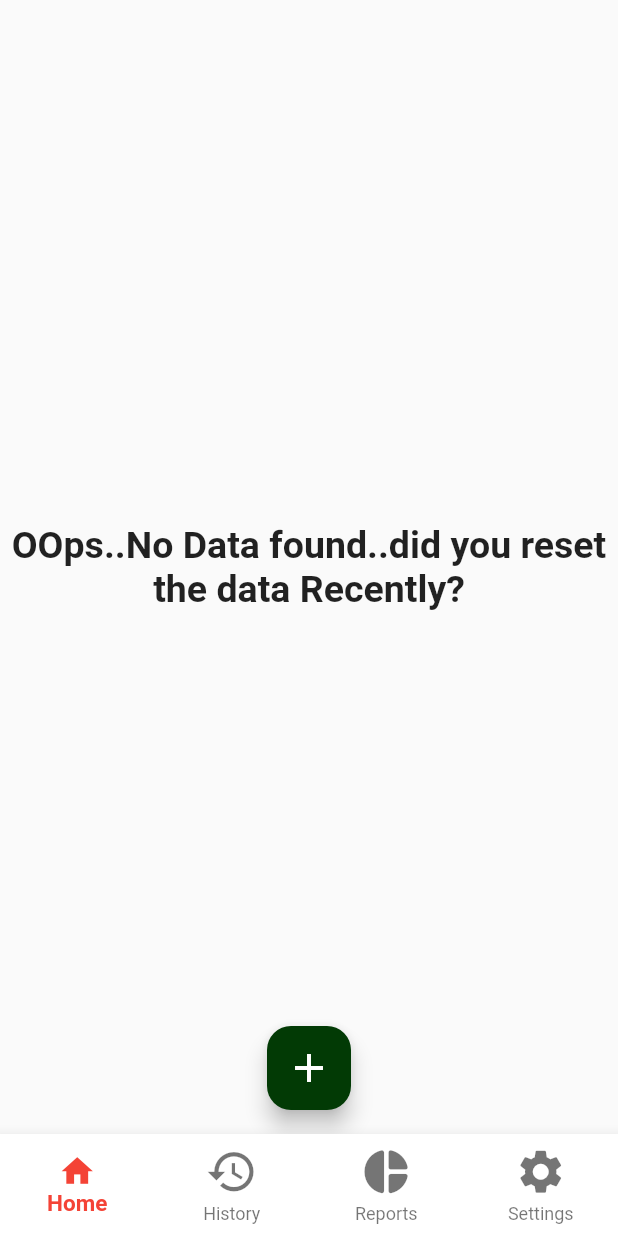
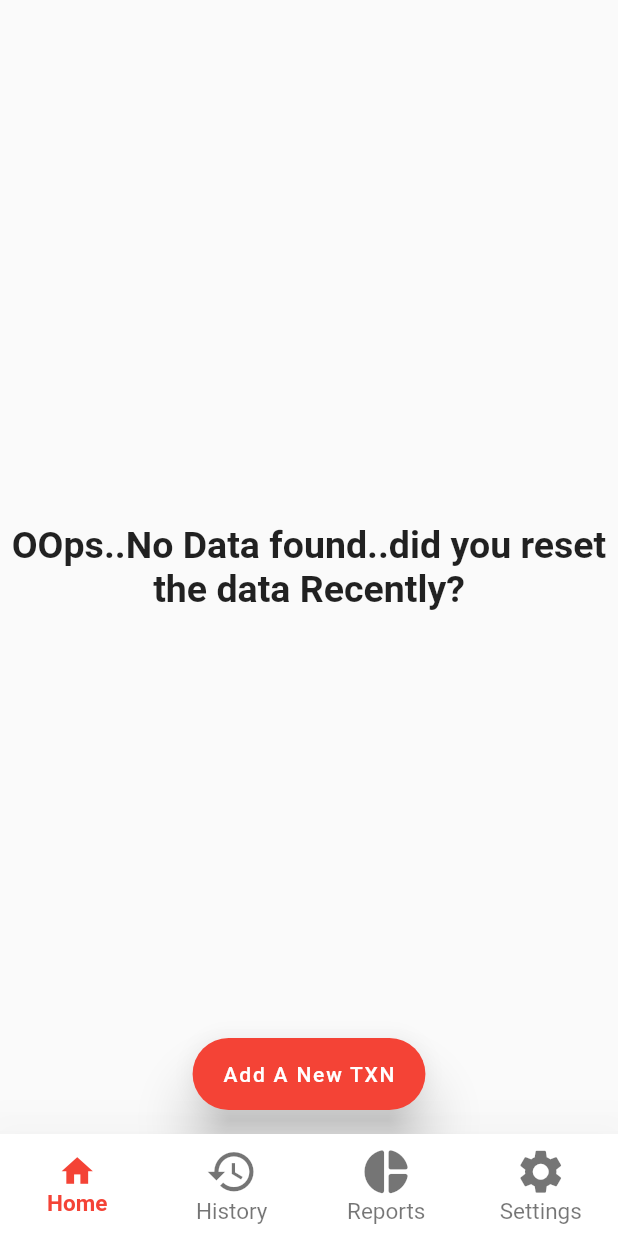
Before and after one commit to ishaquekannoth/moneyManagement, a Flutter app: the screen it shows after launch, on a phone screen of 412 x 824 dp. Run offline on Flutter 3.47's test engine with Material 2 defaults, Android fonts, the phone set to English and light mode, and no system bars; our stand-ins replace hive, hive_flutter; accounts and stored records are empty.

```diff
--- a/lib/displayer.dart
+++ b/lib/displayer.dart
@@ -19,6 +19,9 @@ class _MainDisplayState extends State<MainDisplay> {
   Widget build(BuildContext context) {
     return (Scaffold(
       bottomNavigationBar: BottomNavigationBar(
+        mouseCursor: MouseCursor.uncontrolled,
+        elevation: 35,
+        unselectedFontSize: 15,
        selectedLabelStyle: TextStyle(fontWeight: FontWeight.bold),
         backgroundColor: Colors.white,
         selectedFontSize:15,
--- a/lib/editScreen.dart
+++ b/lib/editScreen.dart
@@ -181,7 +181,7 @@ class _EditScreenState extends State<EditScreen> {
                     fontSize: 20,
                     color: type == 'Income' ? Colors.white : Colors.black),
               ),
-              selectedColor: Colors.red,
+              selectedColor: Colors.green,
               selected: type == 'Income' ? true : false,
               onSelected: (value) {
                 if (value == true) {
@@ -201,7 +201,7 @@ class _EditScreenState extends State<EditScreen> {
                     fontSize: 20,
                     color: type == 'Expense' ? Colors.white : Colors.black,
                   )),
-              selectedColor: customcolor.PrimaryColor,
+              selectedColor: Colors.red,
               selected: type == 'Expense' ? true : false,
               onSelected: (value) {
                 if (value == true) {
--- a/lib/homePage.dart
+++ b/lib/homePage.dart
@@ -52,19 +52,16 @@ class _HomePageState extends State<HomePage> {
     return (Scaffold(
       appBar: AppBar(toolbarHeight: 0.0),
       floatingActionButtonLocation: FloatingActionButtonLocation.centerFloat,
-      floatingActionButton: FloatingActionButton(
-        backgroundColor: Color.fromARGB(255, 2, 58, 5),
+      floatingActionButton: FloatingActionButton.extended(
+        elevation: 15,
+        backgroundColor: Colors.red,
         onPressed: () => Navigator.of(context)
             .push(MaterialPageRoute(builder: ((context) => AddTransactions())))
             .whenComplete(() {
           setState(() {});
         }),
-        shape:
-            RoundedRectangleBorder(borderRadius: BorderRadius.circular(16.0)),
-        child: Icon(
-          Icons.add,
-          size: 32.0,
-        ),
+            label: Text("Add A New TXN"),
+
       ),
       body: FutureBuilder<Map>(
           future: sortedMap(),
@@ -291,7 +288,8 @@ class _HomePageState extends State<HomePage> {
 
   Widget expenseTile(int value, String note, DateTime dateTime, int id,String type,String category) {
     Dbhelper help = Dbhelper();
-    return GestureDetector(
+    return Card(
+      child: GestureDetector(
         onTap: () {
            Navigator.of(context).push(MaterialPageRoute(builder: (context)=>(EditScreen(value: value,note: note,dateTime: dateTime,id: id,type: type,category: category))));
         },
@@ -320,7 +318,7 @@ class _HomePageState extends State<HomePage> {
           margin: EdgeInsets.all(5),
           decoration: BoxDecoration(
               borderRadius: BorderRadius.circular(15),
-            color: Color.fromARGB(255, 240, 234, 234)),
+              color: Colors.white),
           child: Column(
            crossAxisAlignment: CrossAxisAlignment.center,
             children: [
@@ -358,12 +356,14 @@ class _HomePageState extends State<HomePage> {
             ],
           ),
         )),
+      ),
     );
   }
 
   Widget incomeTile(int value, String note, DateTime dateTime, int id,String type,String category) {
     Dbhelper help = Dbhelper();
-    return GestureDetector(
+    return Card(
+      child: GestureDetector(
         onTap: () {
          Navigator.of(context).push(MaterialPageRoute(builder: (context)=>(EditScreen(value: value,note: note,dateTime: dateTime,id: id,type: type,category: category))));
         },
@@ -393,7 +393,7 @@ class _HomePageState extends State<HomePage> {
           margin: EdgeInsets.all(5),
           decoration: BoxDecoration(
               borderRadius: BorderRadius.circular(15),
-            color: Color.fromARGB(255, 240, 234, 234)),
+              color: Colors.white),
           child: Column(
             children: [
               Row(
@@ -429,6 +429,7 @@ class _HomePageState extends State<HomePage> {
             ],
           ),
         )),
+      ),
     );
   }
 }
```
Also changed, not shown: lib/analysis.dart (+42 -11 lines), lib/viewAllTransactions.dart (+14 -6 lines). Lines whose indentation alone changed are shown as unchanged.
